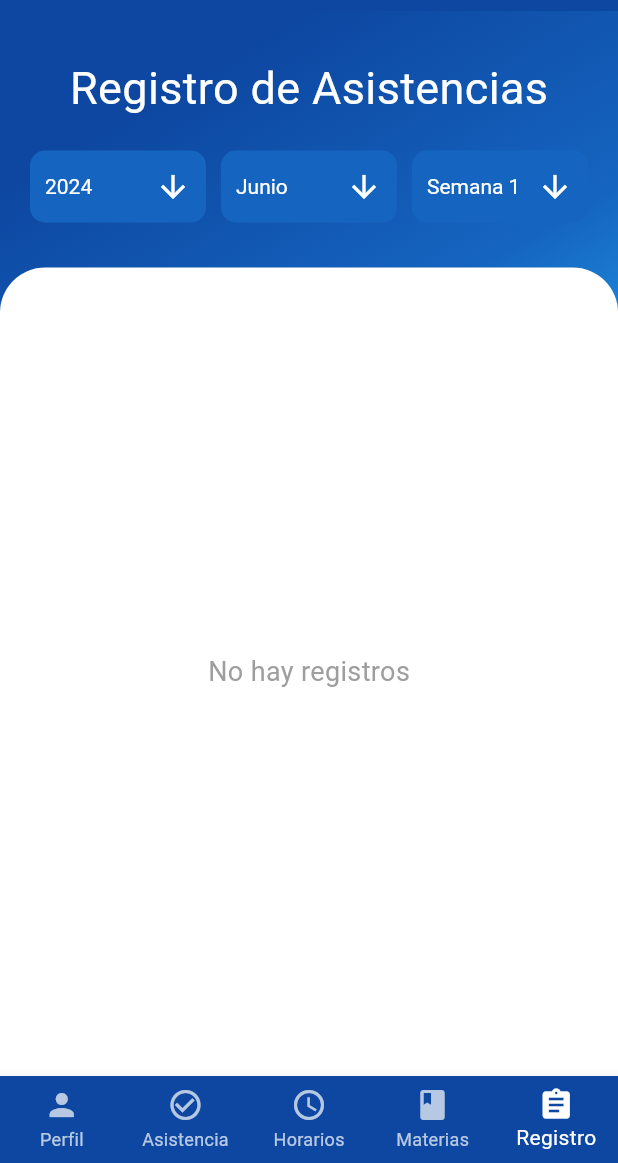
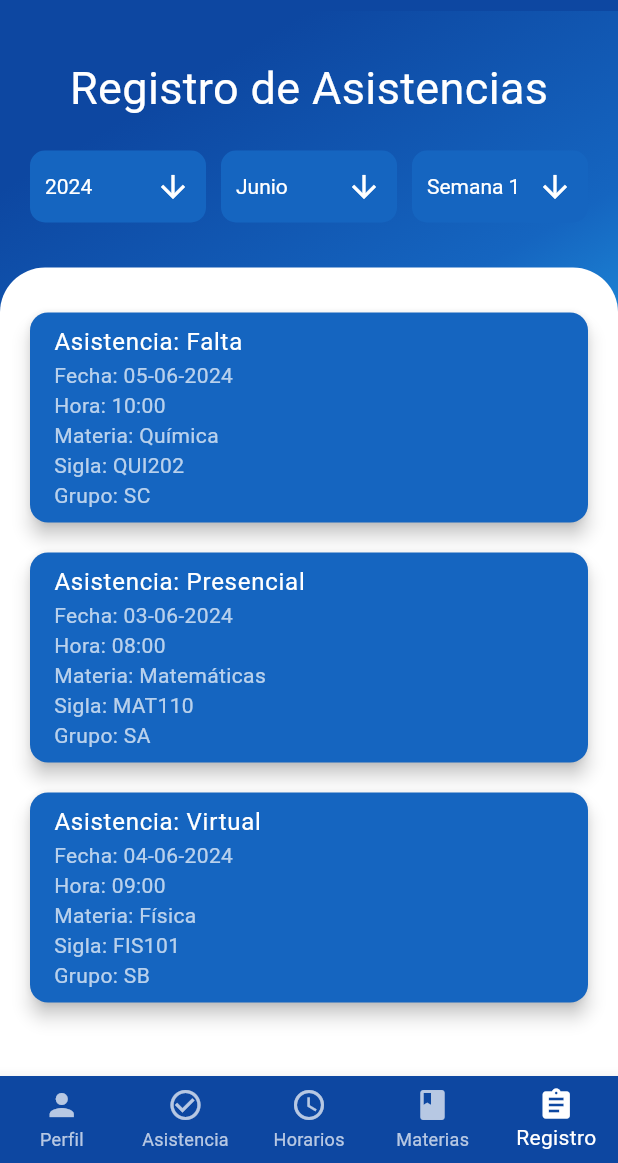
Before and after one commit to YOFRANCITO/PROYECTO-SIG-FINAL, a Flutter app: the AsistenciasPage screen opened by its route, on a phone screen of 412 x 824 dp, the part 73-1236 px from its top. Run offline on Flutter 3.47's test engine with Material 3 defaults, Android fonts, the phone set to English and light mode, and no system bars; our stand-ins replace animate_do, geolocator, shared_preferences; accounts and stored records are empty.

Commit message:
ejemplos para la vista

```diff
--- a/lib/pages/regAsist.dart
+++ b/lib/pages/regAsist.dart
@@ -23,6 +23,11 @@ class _AsistenciasPageState extends State<AsistenciasPage> {
     ],
     '2024_febrero_semana 2': [
       Asistencia('Falta', '12-02-2024', '10:00', 'Química', 'QUI202', 'SC'),
+    ],
+    '2024_junio_semana 1': [
+      Asistencia('Falta', '05-06-2024', '10:00', 'Química', 'QUI202', 'SC'),
+      Asistencia('Presencial', '03-06-2024', '08:00', 'Matemáticas', 'MAT110', 'SA'),
+      Asistencia('Virtual', '04-06-2024', '09:00', 'Física', 'FIS101', 'SB'),
     ],
     // Agrega más asistencias para otras fechas
   };
```
